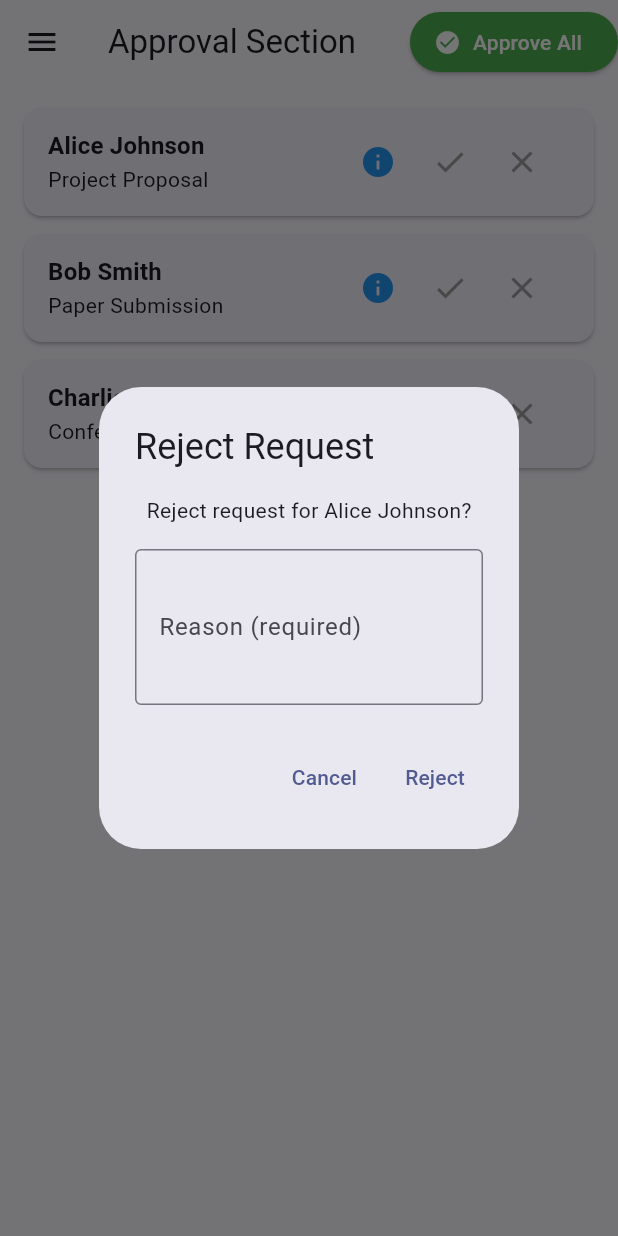
After one commit to dweep-desai/SIH-2025, a Flutter app: the FacultyApprovalPage screen opened directly, after a tap on the "close" icon, on a phone screen of 412 x 824 dp. The commit adds this screen. Run offline on Flutter 3.47's test engine with Material 3 defaults, Android fonts, the phone set to English and light mode, and no system bars.

Commit message:
side navigation section for faculty added

```diff
--- /dev/null
+++ b/lib/pages/faculty_approval_page.dart
@@ -0,0 +1,216 @@
+import 'package:flutter/material.dart';
+import '../widgets/main_drawer.dart';
+
+class FacultyApprovalPage extends StatefulWidget {
+  const FacultyApprovalPage({super.key});
+
+  @override
+  State<FacultyApprovalPage> createState() => _FacultyApprovalPageState();
+}
+
+class _FacultyApprovalPageState extends State<FacultyApprovalPage> {
+  // Dummy data for approvals
+  final List<Map<String, dynamic>> approvals = [
+    {
+      'studentName': 'Alice Johnson',
+      'approvalType': 'Project Proposal',
+      'status': 'pending',
+    },
+    {
+      'studentName': 'Bob Smith',
+      'approvalType': 'Paper Submission',
+      'status': 'pending',
+    },
+    {
+      'studentName': 'Charlie Brown',
+      'approvalType': 'Conference Attendance',
+      'status': 'pending',
+    },
+  ];
+
+  void _approveAll() {
+    showDialog(
+      context: context,
+      builder: (BuildContext context) {
+        return AlertDialog(
+          title: const Text('Confirm Approval'),
+          content: const Text('Are you sure you want to approve all pending requests?'),
+          actions: [
+            TextButton(
+              onPressed: () => Navigator.of(context).pop(),
+              child: const Text('Cancel'),
+            ),
+            TextButton(
+              onPressed: () {
+                setState(() {
+                  for (var approval in approvals) {
+                    approval['status'] = 'approved';
+                  }
+                });
+                Navigator.of(context).pop();
+                ScaffoldMessenger.of(context).showSnackBar(
+                  const SnackBar(content: Text('All requests approved')),
+                );
+              },
+              child: const Text('Approve All'),
+            ),
+          ],
+        );
+      },
+    );
+  }
+
+  void _approveSingle(int index) {
+    showDialog(
+      context: context,
+      builder: (BuildContext context) {
+        return AlertDialog(
+          title: const Text('Confirm Approval'),
+          content: Text('Approve request for ${approvals[index]['studentName']}?'),
+          actions: [
+            TextButton(
+              onPressed: () => Navigator.of(context).pop(),
+              child: const Text('Cancel'),
+            ),
+            TextButton(
+              onPressed: () {
+                setState(() {
+                  approvals[index]['status'] = 'approved';
+                });
+                Navigator.of(context).pop();
+                ScaffoldMessenger.of(context).showSnackBar(
+                  SnackBar(content: Text('Approved for ${approvals[index]['studentName']}')),
+                );
+              },
+              child: const Text('Approve'),
+            ),
+          ],
+        );
+      },
+    );
+  }
+
+  void _rejectSingle(int index) {
+    TextEditingController reasonController = TextEditingController();
+    showDialog(
+      context: context,
+      builder: (BuildContext context) {
+        return AlertDialog(
+          title: const Text('Reject Request'),
+          content: Column(
+            mainAxisSize: MainAxisSize.min,
+            children: [
+              Text('Reject request for ${approvals[index]['studentName']}?'),
+              const SizedBox(height: 16),
+              TextField(
+                controller: reasonController,
+                decoration: const InputDecoration(
+                  labelText: 'Reason (required)',
+                  border: OutlineInputBorder(),
+                ),
+                maxLines: 3,
+              ),
+            ],
+          ),
+          actions: [
+            TextButton(
+              onPressed: () => Navigator.of(context).pop(),
+              child: const Text('Cancel'),
+            ),
+            TextButton(
+              onPressed: () {
+                if (reasonController.text.trim().isEmpty) {
+                  ScaffoldMessenger.of(context).showSnackBar(
+                    const SnackBar(content: Text('Reason is required')),
+                  );
+                  return;
+                }
+                setState(() {
+                  approvals[index]['status'] = 'rejected';
+                });
+                Navigator.of(context).pop();
+                ScaffoldMessenger.of(context).showSnackBar(
+                  SnackBar(content: Text('Rejected for ${approvals[index]['studentName']}')),
+                );
+              },
+              child: const Text('Reject'),
+            ),
+          ],
+        );
+      },
+    );
+  }
+
+  @override
+  Widget build(BuildContext context) {
+    final ThemeData theme = Theme.of(context);
+    final ColorScheme colorScheme = theme.colorScheme;
+    final TextTheme textTheme = theme.textTheme;
+
+    return Scaffold(
+      appBar: AppBar(
+        title: const Text('Approval Section'),
+        actions: [
+          ElevatedButton.icon(
+            onPressed: _approveAll,
+            icon: const Icon(Icons.check_circle),
+            label: const Text('Approve All'),
+            style: ElevatedButton.styleFrom(
+              backgroundColor: Colors.green,
+              foregroundColor: Colors.white,
+            ),
+          ),
+        ],
+      ),
+      drawer: MainDrawer(context: context, isFaculty: true),
+      body: ListView.builder(
+        padding: const EdgeInsets.all(16.0),
+        itemCount: approvals.length,
+        itemBuilder: (context, index) {
+          final approval = approvals[index];
+          return Card(
+            margin: const EdgeInsets.only(bottom: 12.0),
+            child: ListTile(
+              title: Text(
+                approval['studentName'],
+                style: textTheme.titleMedium?.copyWith(fontWeight: FontWeight.bold),
+              ),
+              subtitle: Text(
+                approval['approvalType'],
+                style: textTheme.bodyMedium,
+              ),
+              trailing: Row(
+                mainAxisSize: MainAxisSize.min,
+                children: [
+                  IconButton(
+                    icon: const Icon(Icons.info, color: Colors.blue),
+                    onPressed: () {
+                      // TODO: Implement view details
+                      ScaffoldMessenger.of(context).showSnackBar(
+                        SnackBar(content: Text('View details for ${approval['studentName']}')),
+                      );
+                    },
+                  ),
+                  IconButton(
+                    icon: Icon(
+                      Icons.check,
+                      color: approval['status'] == 'approved' ? Colors.green : Colors.grey,
+                    ),
+                    onPressed: approval['status'] == 'pending' ? () => _approveSingle(index) : null,
+                  ),
+                  IconButton(
+                    icon: Icon(
+                      Icons.close,
+                      color: approval['status'] == 'rejected' ? Colors.red : Colors.grey,
+                    ),
+                    onPressed: approval['status'] == 'pending' ? () => _rejectSingle(index) : null,
+                  ),
+                ],
+              ),
+            ),
+          );
+        },
+      ),
+    );
+  }
+}
--- a/lib/pages/faculty_dashboard_page.dart
+++ b/lib/pages/faculty_dashboard_page.dart
@@ -14,7 +14,7 @@ class FacultyDashboardPage extends StatelessWidget {
       appBar: AppBar(
         title: const Text("Faculty Dashboard"),
       ),
-      drawer: MainDrawer(context: context),
+      drawer: MainDrawer(context: context, isFaculty: true),
       body: LayoutBuilder(
         builder: (context, constraints) {
           return SingleChildScrollView(
--- a/lib/widgets/main_drawer.dart
+++ b/lib/widgets/main_drawer.dart
@@ -2,14 +2,18 @@ import 'package:flutter/material.dart';
 import '../pages/login_page.dart';
 import '../pages/semester_info_page.dart';
 import '../pages/dashboard_page.dart';
+import '../pages/faculty_dashboard_page.dart';
 import '../pages/grades_page.dart';
 import '../pages/achievements_page.dart';
+import '../pages/faculty_student_search_page.dart';
+import '../pages/faculty_approval_page.dart';
 
 // ---------------- GLOBAL DRAWER ----------------
 class MainDrawer extends StatelessWidget {
   final BuildContext context;
+  final bool isFaculty;
 
-  const MainDrawer({super.key, required this.context});
+  const MainDrawer({super.key, required this.context, this.isFaculty = false});
 
   void _signOut() {
     Navigator.pushReplacement(
@@ -26,9 +30,30 @@ class MainDrawer extends StatelessWidget {
   }
 
   void _dashboard() {
+    if (isFaculty) {
+      Navigator.pushReplacement(
+        context,
+        MaterialPageRoute(builder: (_) => const FacultyDashboardPage()),
+      );
+    } else {
+      Navigator.pushReplacement(
+        context,
+        MaterialPageRoute(builder: (_) => const DashboardPage()),
+      );
+    }
+  }
+
+  void _studentSearch() {
     Navigator.pushReplacement(
       context,
-      MaterialPageRoute(builder: (_) => const DashboardPage()),
+      MaterialPageRoute(builder: (_) => const FacultyStudentSearchPage()),
+    );
+  }
+
+  void _approvalSection() {
+    Navigator.pushReplacement(
+      context,
+      MaterialPageRoute(builder: (_) => const FacultyApprovalPage()),
     );
   }
 
@@ -89,6 +114,19 @@ class MainDrawer extends StatelessWidget {
             title: const Text("Search Faculty"),
             onTap: () { /* TODO: Implement Search Faculty */ },
           ),
+          if (isFaculty) ...[
+            const Divider(),
+            ListTile(
+              leading: const Icon(Icons.search),
+              title: const Text("Student Search"),
+              onTap: _studentSearch,
+            ),
+            ListTile(
+              leading: const Icon(Icons.check_circle),
+              title: const Text("Approval Section"),
+              onTap: _approvalSection,
+            ),
+          ],
           ListTile(
             leading: const Icon(Icons.lock_open),
             title: const Text("Sign Out"),
```
Also changed, not shown: lib/pages/faculty_student_search_page.dart (added, +137 -0 lines).
